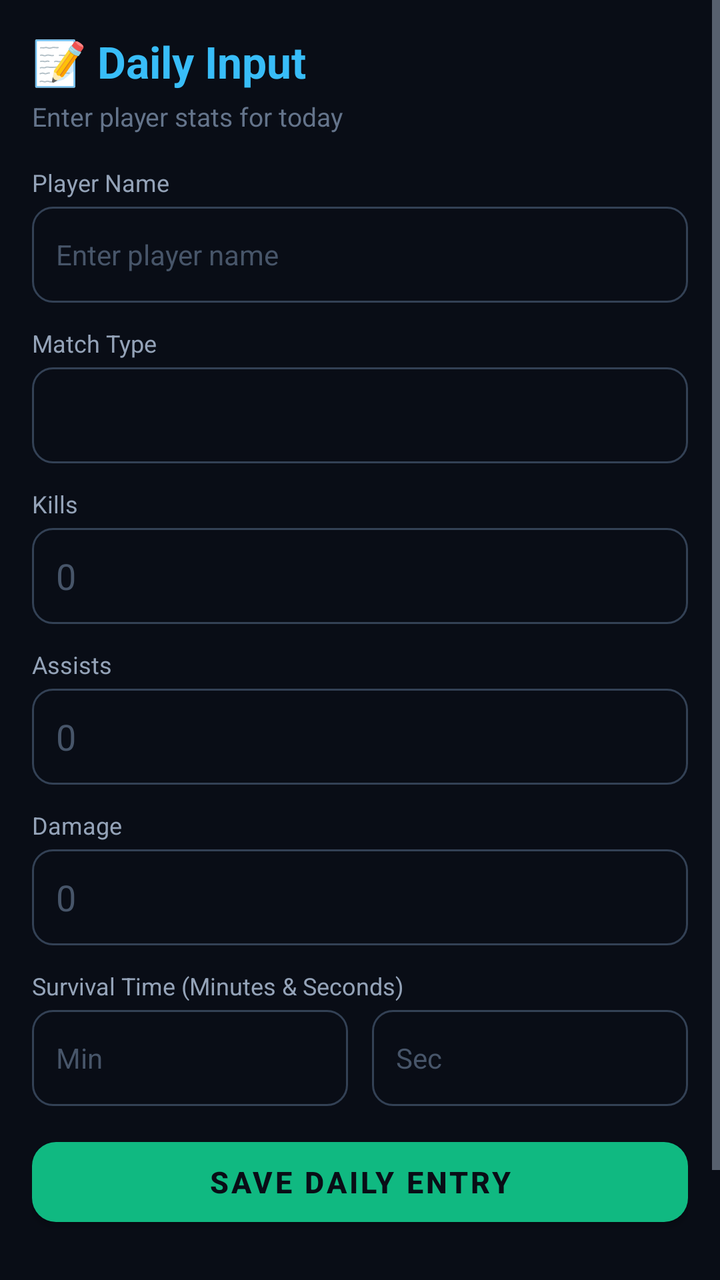
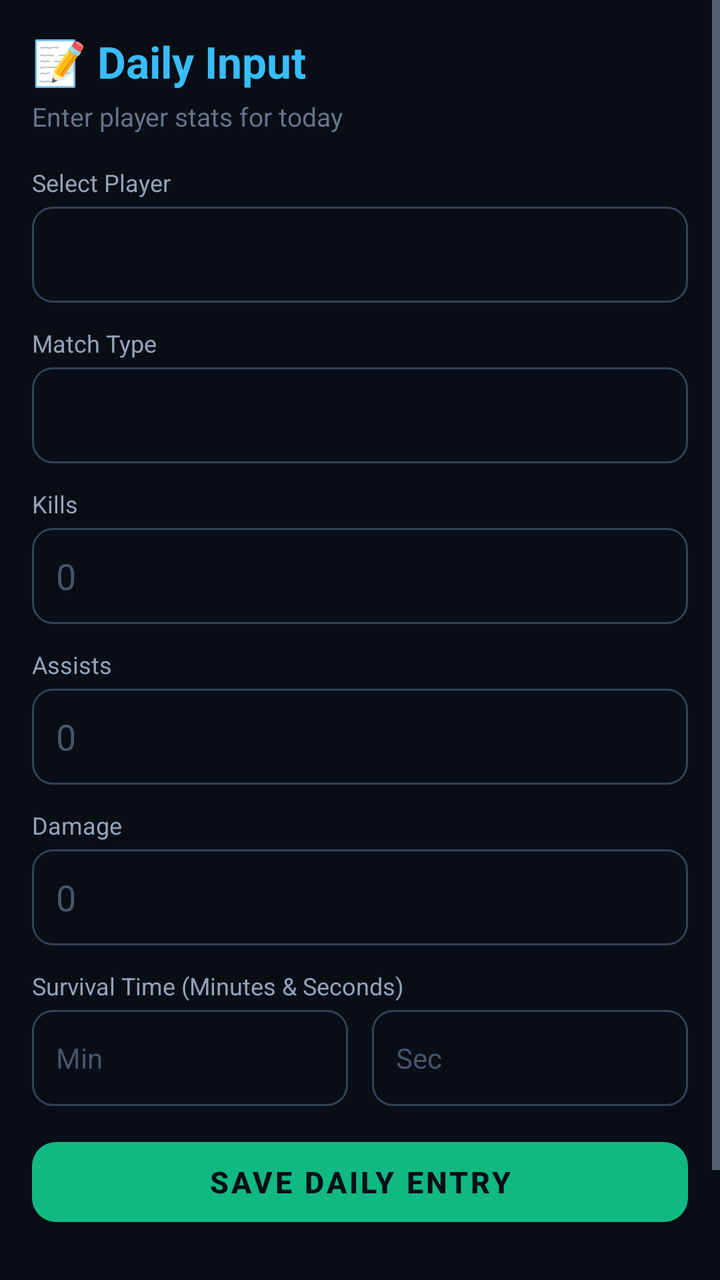

An Android layout rendered at two revisions. The XML below is the earlier revision; the diff shows what the commit changed to produce the second picture.
<!-- AndroidManifest.xml: activity theme Theme.ZeroStress -->
<!-- res/layout/activity_daily_input.xml -->
<?xml version="1.0" encoding="utf-8"?>
<ScrollView xmlns:android="http://schemas.android.com/apk/res/android"
    xmlns:app="http://schemas.android.com/apk/res-auto"
    android:layout_width="match_parent"
    android:layout_height="match_parent"
    android:background="#090d16">

    <LinearLayout
        android:layout_width="match_parent"
        android:layout_height="wrap_content"
        android:orientation="vertical"
        android:padding="16dp">

        <TextView
            android:layout_width="wrap_content"
            android:layout_height="wrap_content"
            android:text="📝 Daily Input"
            android:textColor="#38bdf8"
            android:textSize="22sp"
            android:textStyle="bold" />

        <TextView
            android:layout_width="wrap_content"
            android:layout_height="wrap_content"
            android:text="Enter player stats for today"
            android:textColor="#64748b"
            android:textSize="13sp"
            android:layout_marginTop="4dp"
            android:layout_marginBottom="16dp" />

        <TextView
            android:layout_width="wrap_content"
            android:layout_height="wrap_content"
            android:text="Player Name"
            android:textColor="#94a3b8"
            android:textSize="12sp"
            android:layout_marginBottom="4dp" />

        <EditText
            android:id="@+id/etDailyPlayerName"
            android:layout_width="match_parent"
            android:layout_height="48dp"
            android:background="@drawable/bg_input"
            android:hint="Enter player name"
            android:textColor="#f1f5f9"
            android:textColorHint="#475569"
            android:paddingHorizontal="12dp"
            android:textSize="14sp"
            android:layout_marginBottom="12dp" />

        <TextView
            android:layout_width="wrap_content"
            android:layout_height="wrap_content"
            android:text="Match Type"
            android:textColor="#94a3b8"
            android:textSize="12sp"
            android:layout_marginBottom="4dp" />

        <Spinner
            android:id="@+id/spinnerDailyMatchType"
            android:layout_width="match_parent"
            android:layout_height="48dp"
            android:background="@drawable/bg_input"
            android:paddingHorizontal="12dp"
            android:layout_marginBottom="12dp" />

        <TextView
            android:layout_width="wrap_content"
            android:layout_height="wrap_content"
            android:text="Kills"
            android:textColor="#94a3b8"
            android:textSize="12sp"
            android:layout_marginBottom="4dp" />

        <EditText
            android:id="@+id/etDailyKills"
            android:layout_width="match_parent"
            android:layout_height="48dp"
            android:background="@drawable/bg_input"
            android:hint="0"
            android:inputType="number"
            android:textColor="#f1f5f9"
            android:textColorHint="#475569"
            android:paddingHorizontal="12dp"
            android:layout_marginBottom="12dp" />

        <TextView
            android:layout_width="wrap_content"
            android:layout_height="wrap_content"
            android:text="Assists"
            android:textColor="#94a3b8"
            android:textSize="12sp"
            android:layout_marginBottom="4dp" />

        <EditText
            android:id="@+id/etDailyAssists"
            android:layout_width="match_parent"
            android:layout_height="48dp"
            android:background="@drawable/bg_input"
            android:hint="0"
            android:inputType="number"
            android:textColor="#f1f5f9"
            android:textColorHint="#475569"
            android:paddingHorizontal="12dp"
            android:layout_marginBottom="12dp" />

        <TextView
            android:layout_width="wrap_content"
            android:layout_height="wrap_content"
            android:text="Damage"
            android:textColor="#94a3b8"
            android:textSize="12sp"
            android:layout_marginBottom="4dp" />

        <EditText
            android:id="@+id/etDailyDamage"
            android:layout_width="match_parent"
            android:layout_height="48dp"
            android:background="@drawable/bg_input"
            android:hint="0"
            android:inputType="number"
            android:textColor="#f1f5f9"
            android:textColorHint="#475569"
            android:paddingHorizontal="12dp"
            android:layout_marginBottom="12dp" />

        <TextView
            android:layout_width="wrap_content"
            android:layout_height="wrap_content"
            android:text="Survival Time (Minutes &amp; Seconds)"
            android:textColor="#94a3b8"
            android:textSize="12sp"
            android:layout_marginBottom="4dp" />

        <LinearLayout
            android:layout_width="match_parent"
            android:layout_height="wrap_content"
            android:orientation="horizontal"
            android:layout_marginBottom="12dp">

            <EditText
                android:id="@+id/etDailyMinutes"
                android:layout_width="0dp"
                android:layout_height="48dp"
                android:layout_weight="1"
                android:layout_marginEnd="6dp"
                android:background="@drawable/bg_input"
                android:hint="Min"
                android:inputType="number"
                android:textColor="#f1f5f9"
                android:textColorHint="#475569"
                android:paddingHorizontal="12dp"
                android:textSize="14sp" />

            <EditText
                android:id="@+id/etDailySeconds"
                android:layout_width="0dp"
                android:layout_height="48dp"
                android:layout_weight="1"
                android:layout_marginStart="6dp"
                android:background="@drawable/bg_input"
                android:hint="Sec"
                android:inputType="number"
                android:textColor="#f1f5f9"
                android:textColorHint="#475569"
                android:paddingHorizontal="12dp"
                android:textSize="14sp" />
        </LinearLayout>

        <com.google.android.material.button.MaterialButton
            android:id="@+id/btnDailySubmit"
            android:layout_width="match_parent"
            android:layout_height="52dp"
            android:text="SAVE DAILY ENTRY"
            android:textColor="#090d16"
            android:textSize="15sp"
            android:textStyle="bold"
            app:backgroundTint="#10b981"
            app:cornerRadius="12dp" />

        <ProgressBar
            android:id="@+id/progressBar"
            android:layout_width="wrap_content"
            android:layout_height="wrap_content"
            android:layout_gravity="center"
            android:layout_marginTop="12dp"
            android:visibility="gone" />

        <TextView
            android:layout_width="wrap_content"
            android:layout_height="wrap_content"
            android:layout_marginTop="20dp"
            android:text="Recent Entries"
            android:textColor="#ffffff"
            android:textSize="16sp"
            android:textStyle="bold" />

        <TextView
            android:id="@+id/tvDailyStatus"
            android:layout_width="match_parent"
            android:layout_height="wrap_content"
            android:text="No entries today"
            android:textColor="#94a3b8"
            android:textSize="13sp"
            android:layout_marginTop="8dp"
            android:fontFamily="monospace" />

    </LinearLayout>
</ScrollView>
<!-- resources referenced by this layout -->
<resources>
  <!-- drawable bg_input (drawable) -->
  <?xml version="1.0" encoding="utf-8"?>
  <shape xmlns:android="http://schemas.android.com/apk/res/android"
      android:shape="rectangle">
      <solid android:fillColor="#1e293b" />
      <corners android:radius="10dp" />
      <stroke android:width="1dp" android:color="#334155" />
  </shape>
  <style name="Theme.ZeroStress" parent="Theme.MaterialComponents.DayNight.NoActionBar">
          <item name="colorPrimary">@color/primary</item>
          <item name="colorPrimaryDark">@color/primary_dark</item>
          <item name="colorAccent">@color/accent</item>
          <item name="android:windowBackground">@color/bg_main</item>
          <item name="android:statusBarColor">@color/bg_main</item>
          <item name="android:navigationBarColor">@color/bg_main</item>
          <item name="android:textColorPrimary">@color/text_primary</item>
          <item name="android:textColorSecondary">@color/text_secondary</item>
      </style>
  <color name="primary">#667eea</color>
  <color name="primary_dark">#764ba2</color>
  <color name="accent">#38ef7d</color>
  <color name="bg_main">#0f0c29</color>
  <color name="text_primary">#ffffff</color>
  <color name="text_secondary">#a0aec0</color>
</resources>

<!-- the commit's change to res/layout/activity_daily_input.xml (unified diff, before → after) -->
@@ -31,21 +31,17 @@
         <TextView
             android:layout_width="wrap_content"
             android:layout_height="wrap_content"
-            android:text="Player Name"
-            android:textColor="#94a3b8"
-            android:textSize="12sp"
-            android:layout_marginBottom="4dp" />
-
-        <EditText
-            android:id="@+id/etDailyPlayerName"
-            android:layout_width="match_parent"
-            android:layout_height="48dp"
-            android:background="@drawable/bg_input"
-            android:hint="Enter player name"
-            android:textColor="#f1f5f9"
-            android:textColorHint="#475569"
-            android:paddingHorizontal="12dp"
-            android:textSize="14sp"
+            android:text="Select Player"
+            android:textColor="#94a3b8"
+            android:textSize="12sp"
+            android:layout_marginBottom="4dp" />
+
+        <Spinner
+            android:id="@+id/spinnerDailyPlayerName"
+            android:layout_width="match_parent"
+            android:layout_height="48dp"
+            android:background="@drawable/bg_input"
+            android:paddingHorizontal="12dp"
             android:layout_marginBottom="12dp" />
 
         <TextView
